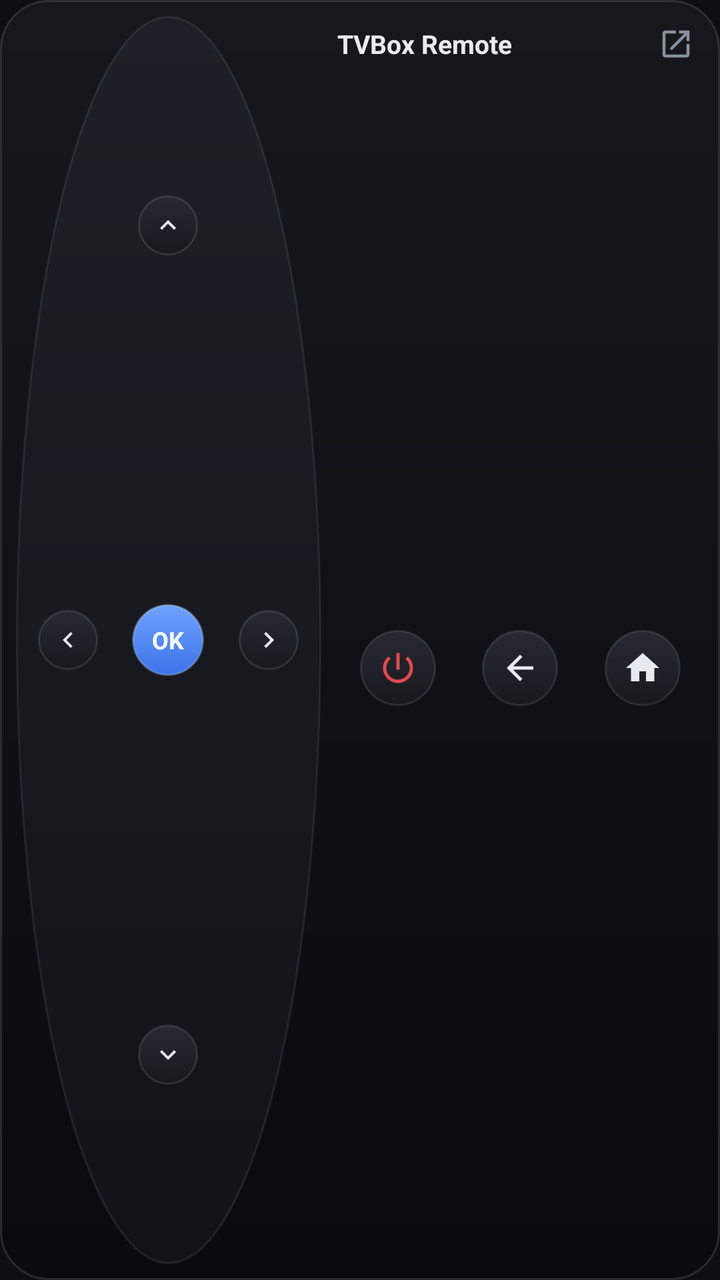
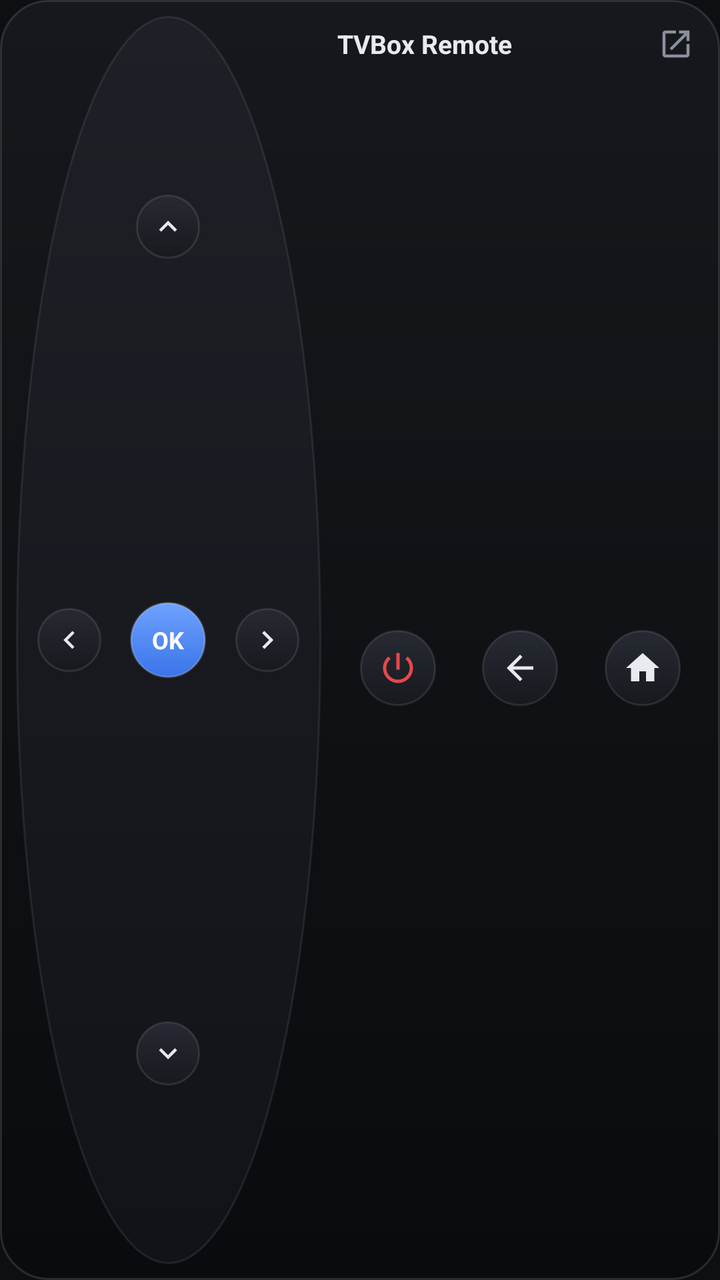

Screens rendered from an Android XML layout before and after an edit, with the pre-edit source and the edit as a unified diff.
<!-- AndroidManifest.xml: application theme Theme.TVBoxRemote -->
<!-- res/layout/widget_card_compact.xml -->
<?xml version="1.0" encoding="utf-8"?>
<LinearLayout xmlns:android="http://schemas.android.com/apk/res/android"
    xmlns:tools="http://schemas.android.com/tools"
    android:id="@+id/w_card_root"
    android:layout_width="match_parent"
    android:layout_height="match_parent"
    android:background="@drawable/widget_bg"
    android:baselineAligned="false"
    android:orientation="horizontal"
    android:padding="8dp"
    tools:ignore="NestedWeights,UselessLeaf">

    <LinearLayout
        android:layout_width="0dp"
        android:layout_height="match_parent"
        android:layout_weight="5"
        android:background="@drawable/widget_ring"
        android:orientation="vertical"
        android:padding="1dp">

        <LinearLayout
            android:layout_width="match_parent"
            android:layout_height="0dp"
            android:layout_weight="1"
            android:baselineAligned="false"
            android:orientation="horizontal">
            <FrameLayout
                android:layout_width="0dp"
                android:layout_height="match_parent"
                android:layout_weight="1" />
            <FrameLayout
                android:layout_width="0dp"
                android:layout_height="match_parent"
                android:layout_weight="1">
                <ImageView
                    android:id="@+id/w_up"
                    android:layout_width="30dp"
                    android:layout_height="30dp"
                    android:layout_gravity="center"
                    android:background="@drawable/widget_btn"
                    android:contentDescription="@string/key_up"
                    android:padding="7dp"
                    android:scaleType="fitCenter"
                    android:src="@drawable/ic_w_up" />
            </FrameLayout>
            <FrameLayout
                android:layout_width="0dp"
                android:layout_height="match_parent"
                android:layout_weight="1" />
        </LinearLayout>

        <LinearLayout
            android:layout_width="match_parent"
            android:layout_height="0dp"
            android:layout_weight="1"
            android:baselineAligned="false"
            android:orientation="horizontal">
            <FrameLayout
                android:layout_width="0dp"
                android:layout_height="match_parent"
                android:layout_weight="1">
                <ImageView
                    android:id="@+id/w_left"
                    android:layout_width="30dp"
                    android:layout_height="30dp"
                    android:layout_gravity="center"
                    android:background="@drawable/widget_btn"
                    android:contentDescription="@string/key_left"
                    android:padding="7dp"
                    android:scaleType="fitCenter"
                    android:src="@drawable/ic_w_left" />
            </FrameLayout>
            <FrameLayout
                android:layout_width="0dp"
                android:layout_height="match_parent"
                android:layout_weight="1">
                <TextView
                    android:id="@+id/w_ok"
                    android:layout_width="36dp"
                    android:layout_height="36dp"
                    android:layout_gravity="center"
                    android:background="@drawable/widget_btn_ok"
                    android:gravity="center"
                    android:text="@string/key_ok"
                    android:textColor="#FFFFFF"
                    android:textSize="12sp"
                    android:textStyle="bold" />
            </FrameLayout>
            <FrameLayout
                android:layout_width="0dp"
                android:layout_height="match_parent"
                android:layout_weight="1">
                <ImageView
                    android:id="@+id/w_right"
                    android:layout_width="30dp"
                    android:layout_height="30dp"
                    android:layout_gravity="center"
                    android:background="@drawable/widget_btn"
                    android:contentDescription="@string/key_right"
                    android:padding="7dp"
                    android:scaleType="fitCenter"
                    android:src="@drawable/ic_w_right" />
            </FrameLayout>
        </LinearLayout>

        <LinearLayout
            android:layout_width="match_parent"
            android:layout_height="0dp"
            android:layout_weight="1"
            android:baselineAligned="false"
            android:orientation="horizontal">
            <FrameLayout
                android:layout_width="0dp"
                android:layout_height="match_parent"
                android:layout_weight="1" />
            <FrameLayout
                android:layout_width="0dp"
                android:layout_height="match_parent"
                android:layout_weight="1">
                <ImageView
                    android:id="@+id/w_down"
                    android:layout_width="30dp"
                    android:layout_height="30dp"
                    android:layout_gravity="center"
                    android:background="@drawable/widget_btn"
                    android:contentDescription="@string/key_down"
                    android:padding="7dp"
                    android:scaleType="fitCenter"
                    android:src="@drawable/ic_w_down" />
            </FrameLayout>
            <FrameLayout
                android:layout_width="0dp"
                android:layout_height="match_parent"
                android:layout_weight="1" />
        </LinearLayout>
    </LinearLayout>

    <LinearLayout
        android:layout_width="0dp"
        android:layout_height="match_parent"
        android:layout_marginStart="8dp"
        android:layout_weight="6"
        android:orientation="vertical">

        <LinearLayout
            android:id="@+id/w_header"
            android:layout_width="match_parent"
            android:layout_height="wrap_content"
            android:gravity="center_vertical"
            android:minHeight="28dp"
            android:orientation="horizontal">

            <TextView
                android:id="@+id/w_name"
                android:layout_width="0dp"
                android:layout_height="wrap_content"
                android:layout_weight="1"
                android:ellipsize="end"
                android:maxLines="1"
                android:text="@string/app_name"
                android:textColor="#E8EAF0"
                android:textSize="13sp"
                android:textStyle="bold" />

            <ImageView
                android:id="@+id/w_next"
                android:layout_width="18dp"
                android:layout_height="18dp"
                android:layout_marginStart="4dp"
                android:contentDescription="@string/widget_next_device"
                android:src="@drawable/ic_w_next"
                android:visibility="gone" />

            <ImageView
                android:id="@+id/w_open"
                android:layout_width="28dp"
                android:layout_height="28dp"
                android:layout_marginStart="4dp"
                android:contentDescription="@string/widget_open_app"
                android:padding="5dp"
                android:src="@drawable/ic_w_open" />
        </LinearLayout>

        <TextView
            android:id="@+id/w_message"
            android:layout_width="match_parent"
            android:layout_height="wrap_content"
            android:ellipsize="end"
            android:maxLines="1"
            android:textColor="#F5A524"
            android:textSize="11sp"
            android:visibility="gone" />

        <LinearLayout
            android:layout_width="match_parent"
            android:layout_height="0dp"
            android:layout_weight="1"
            android:baselineAligned="false"
            android:gravity="center_vertical"
            android:orientation="horizontal">
            <FrameLayout
                android:layout_width="0dp"
                android:layout_height="wrap_content"
                android:layout_weight="1">
                <ImageView
                    android:id="@+id/w_power"
                    android:layout_width="38dp"
                    android:layout_height="38dp"
                    android:layout_gravity="center"
                    android:background="@drawable/widget_btn"
                    android:contentDescription="@string/key_power"
                    android:padding="9dp"
                    android:scaleType="fitCenter"
                    android:src="@drawable/ic_w_power" />
            </FrameLayout>
            <FrameLayout
                android:layout_width="0dp"
                android:layout_height="wrap_content"
                android:layout_weight="1">
                <ImageView
                    android:id="@+id/w_back"
                    android:layout_width="38dp"
                    android:layout_height="38dp"
                    android:layout_gravity="center"
                    android:background="@drawable/widget_btn"
                    android:contentDescription="@string/key_back"
                    android:padding="9dp"
                    android:scaleType="fitCenter"
                    android:src="@drawable/ic_w_back" />
            </FrameLayout>
            <FrameLayout
                android:layout_width="0dp"
                android:layout_height="wrap_content"
                android:layout_weight="1">
                <ImageView
                    android:id="@+id/w_home"
                    android:layout_width="38dp"
                    android:layout_height="38dp"
                    android:layout_gravity="center"
                    android:background="@drawable/widget_btn"
                    android:contentDescription="@string/key_home"
                    android:padding="9dp"
                    android:scaleType="fitCenter"
                    android:src="@drawable/ic_w_home" />
            </FrameLayout>
        </LinearLayout>
    </LinearLayout>
</LinearLayout>
<!-- resources referenced by this layout -->
<resources>
  <!-- drawable ic_w_back (drawable) -->
  <vector xmlns:android="http://schemas.android.com/apk/res/android"
      android:width="24dp"
      android:height="24dp"
      android:viewportWidth="24"
      android:viewportHeight="24">
      <path
          android:fillColor="#E8EAF0"
          android:pathData="M20,11H7.83l5.59,-5.59L12,4l-8,8 8,8 1.41,-1.41L7.83,13H20v-2z" />
  </vector>
  <!-- drawable ic_w_down (drawable) -->
  <vector xmlns:android="http://schemas.android.com/apk/res/android"
      android:width="24dp"
      android:height="24dp"
      android:viewportWidth="24"
      android:viewportHeight="24">
      <path
          android:fillColor="#E8EAF0"
          android:pathData="M7.41,8.59L12,13.17l4.59,-4.58L18,10l-6,6 -6,-6 1.41,-1.41z" />
  </vector>
  <!-- drawable ic_w_home (drawable) -->
  <vector xmlns:android="http://schemas.android.com/apk/res/android"
      android:width="24dp"
      android:height="24dp"
      android:viewportWidth="24"
      android:viewportHeight="24">
      <path
          android:fillColor="#E8EAF0"
          android:pathData="M10,20v-6h4v6h5v-8h3L12,3 2,12h3v8z" />
  </vector>
  <!-- drawable ic_w_left (drawable) -->
  <vector xmlns:android="http://schemas.android.com/apk/res/android"
      android:width="24dp"
      android:height="24dp"
      android:viewportWidth="24"
      android:viewportHeight="24">
      <path
          android:fillColor="#E8EAF0"
          android:pathData="M15.41,16.59L10.83,12l4.58,-4.59L14,6l-6,6 6,6 1.41,-1.41z" />
  </vector>
  <!-- drawable ic_w_next (drawable) -->
  <vector xmlns:android="http://schemas.android.com/apk/res/android"
      android:width="24dp"
      android:height="24dp"
      android:viewportWidth="24"
      android:viewportHeight="24">
      <path
          android:fillColor="#8A8F9C"
          android:pathData="M16,17.01V10h-2v7.01h-3L15,21l4,-4h-3zM9,3L5,6.99h3V14h2V6.99h3L9,3z" />
  </vector>
  <!-- drawable ic_w_right (drawable) -->
  <vector xmlns:android="http://schemas.android.com/apk/res/android"
      android:width="24dp"
      android:height="24dp"
      android:viewportWidth="24"
      android:viewportHeight="24">
      <path
          android:fillColor="#E8EAF0"
          android:pathData="M8.59,16.59L13.17,12 8.59,7.41 10,6l6,6 -6,6 -1.41,-1.41z" />
  </vector>
  <!-- drawable ic_w_up (drawable) -->
  <vector xmlns:android="http://schemas.android.com/apk/res/android"
      android:width="24dp"
      android:height="24dp"
      android:viewportWidth="24"
      android:viewportHeight="24">
      <path
          android:fillColor="#E8EAF0"
          android:pathData="M7.41,15.41L12,10.83l4.59,4.58L18,14l-6,-6 -6,6z" />
  </vector>
  <!-- drawable widget_ring (drawable) -->
  <?xml version="1.0" encoding="utf-8"?>
  <shape xmlns:android="http://schemas.android.com/apk/res/android" android:shape="oval">
      <gradient android:angle="270" android:endColor="#121318" android:startColor="#1E2027" />
      <stroke android:width="1dp" android:color="#14FFFFFF" />
  </shape>
  <string name="app_name" translatable="false">TVBox Remote</string>
  <string name="key_back">Back</string>
  <string name="key_down">Down</string>
  <string name="key_home">Home</string>
  <string name="key_left">Left</string>
  <string name="key_ok">OK</string>
  <string name="key_power">Power</string>
  <string name="key_right">Right</string>
  <string name="key_up">Up</string>
  <string name="widget_next_device">Next device</string>
  <string name="widget_open_app">Open the app</string>
  <style name="Theme.TVBoxRemote" parent="Theme.AppCompat.DayNight.NoActionBar">
          <item name="android:windowBackground">@color/background</item>
          <item name="android:statusBarColor">@color/background</item>
          <item name="android:navigationBarColor">@color/background</item>
      </style>
  <color name="background">#FF0E0F12</color>
  <!-- unchanged entries left out for length: 5 -->
</resources>

<!-- the commit's change to res/layout/widget_card_compact.xml (unified diff, before → after) -->
@@ -10,35 +10,38 @@
     android:padding="8dp"
     tools:ignore="NestedWeights,UselessLeaf">
 
+    
     <LinearLayout
         android:layout_width="0dp"
         android:layout_height="match_parent"
         android:layout_weight="5"
         android:background="@drawable/widget_ring"
         android:orientation="vertical"
-        android:padding="1dp">
-
-        <LinearLayout
-            android:layout_width="match_parent"
-            android:layout_height="0dp"
-            android:layout_weight="1"
-            android:baselineAligned="false"
-            android:orientation="horizontal">
-            <FrameLayout
-                android:layout_width="0dp"
-                android:layout_height="match_parent"
-                android:layout_weight="1" />
-            <FrameLayout
-                android:layout_width="0dp"
-                android:layout_height="match_parent"
-                android:layout_weight="1">
-                <ImageView
-                    android:id="@+id/w_up"
-                    android:layout_width="30dp"
-                    android:layout_height="30dp"
-                    android:layout_gravity="center"
-                    android:background="@drawable/widget_btn"
-                    android:contentDescription="@string/key_up"
+        android:padding="2dp">
+        <LinearLayout
+            android:layout_width="match_parent"
+            android:layout_height="0dp"
+            android:layout_weight="1"
+            android:baselineAligned="false"
+            android:orientation="horizontal">
+            <FrameLayout
+                android:layout_width="0dp"
+                android:layout_height="match_parent"
+                android:layout_weight="1" />
+            <FrameLayout
+                android:id="@+id/w_up"
+                android:layout_width="0dp"
+                android:layout_height="match_parent"
+                android:layout_weight="1"
+                android:contentDescription="@string/key_up">
+                <ImageView
+                    android:id="@+id/w_up_btn"
+                    android:layout_width="32dp"
+                    android:layout_height="32dp"
+                    android:layout_gravity="center"
+                    android:background="@drawable/widget_btn"
+                    android:duplicateParentState="true"
+                    android:importantForAccessibility="no"
                     android:padding="7dp"
                     android:scaleType="fitCenter"
                     android:src="@drawable/ic_w_up" />
@@ -56,47 +59,57 @@
             android:baselineAligned="false"
             android:orientation="horizontal">
             <FrameLayout
-                android:layout_width="0dp"
-                android:layout_height="match_parent"
-                android:layout_weight="1">
-                <ImageView
-                    android:id="@+id/w_left"
-                    android:layout_width="30dp"
-                    android:layout_height="30dp"
-                    android:layout_gravity="center"
-                    android:background="@drawable/widget_btn"
-                    android:contentDescription="@string/key_left"
+                android:id="@+id/w_left"
+                android:layout_width="0dp"
+                android:layout_height="match_parent"
+                android:layout_weight="1"
+                android:contentDescription="@string/key_left">
+                <ImageView
+                    android:id="@+id/w_left_btn"
+                    android:layout_width="32dp"
+                    android:layout_height="32dp"
+                    android:layout_gravity="center"
+                    android:background="@drawable/widget_btn"
+                    android:duplicateParentState="true"
+                    android:importantForAccessibility="no"
                     android:padding="7dp"
                     android:scaleType="fitCenter"
                     android:src="@drawable/ic_w_left" />
             </FrameLayout>
             <FrameLayout
-                android:layout_width="0dp"
-                android:layout_height="match_parent"
-                android:layout_weight="1">
+                android:id="@+id/w_ok"
+                android:layout_width="0dp"
+                android:layout_height="match_parent"
+                android:layout_weight="1"
+                android:contentDescription="@string/key_ok">
                 <TextView
-                    android:id="@+id/w_ok"
-                    android:layout_width="36dp"
-                    android:layout_height="36dp"
+                    android:id="@+id/w_ok_btn"
+                    android:layout_width="38dp"
+                    android:layout_height="38dp"
                     android:layout_gravity="center"
                     android:background="@drawable/widget_btn_ok"
+                    android:duplicateParentState="true"
                     android:gravity="center"
+                    android:importantForAccessibility="no"
                     android:text="@string/key_ok"
                     android:textColor="#FFFFFF"
                     android:textSize="12sp"
                     android:textStyle="bold" />
             </FrameLayout>
             <FrameLayout
-                android:layout_width="0dp"
-                android:layout_height="match_parent"
-                android:layout_weight="1">
-                <ImageView
-                    android:id="@+id/w_right"
-                    android:layout_width="30dp"
-                    android:layout_height="30dp"
-                    android:layout_gravity="center"
-                    android:background="@drawable/widget_btn"
-                    android:contentDescription="@string/key_right"
+                android:id="@+id/w_right"
+                android:layout_width="0dp"
+                android:layout_height="match_parent"
+                android:layout_weight="1"
+                android:contentDescription="@string/key_right">
+                <ImageView
+                    android:id="@+id/w_right_btn"
+                    android:layout_width="32dp"
+                    android:layout_height="32dp"
+                    android:layout_gravity="center"
+                    android:background="@drawable/widget_btn"
+                    android:duplicateParentState="true"
+                    android:importantForAccessibility="no"
                     android:padding="7dp"
                     android:scaleType="fitCenter"
                     android:src="@drawable/ic_w_right" />
@@ -114,16 +127,19 @@
                 android:layout_height="match_parent"
                 android:layout_weight="1" />
             <FrameLayout
-                android:layout_width="0dp"
-                android:layout_height="match_parent"
-                android:layout_weight="1">
-                <ImageView
-                    android:id="@+id/w_down"
-                    android:layout_width="30dp"
-                    android:layout_height="30dp"
-                    android:layout_gravity="center"
-                    android:background="@drawable/widget_btn"
-                    android:contentDescription="@string/key_down"
+                android:id="@+id/w_down"
+                android:layout_width="0dp"
+                android:layout_height="match_parent"
+                android:layout_weight="1"
+                android:contentDescription="@string/key_down">
+                <ImageView
+                    android:id="@+id/w_down_btn"
+                    android:layout_width="32dp"
+                    android:layout_height="32dp"
+                    android:layout_gravity="center"
+                    android:background="@drawable/widget_btn"
+                    android:duplicateParentState="true"
+                    android:importantForAccessibility="no"
                     android:padding="7dp"
                     android:scaleType="fitCenter"
                     android:src="@drawable/ic_w_down" />
